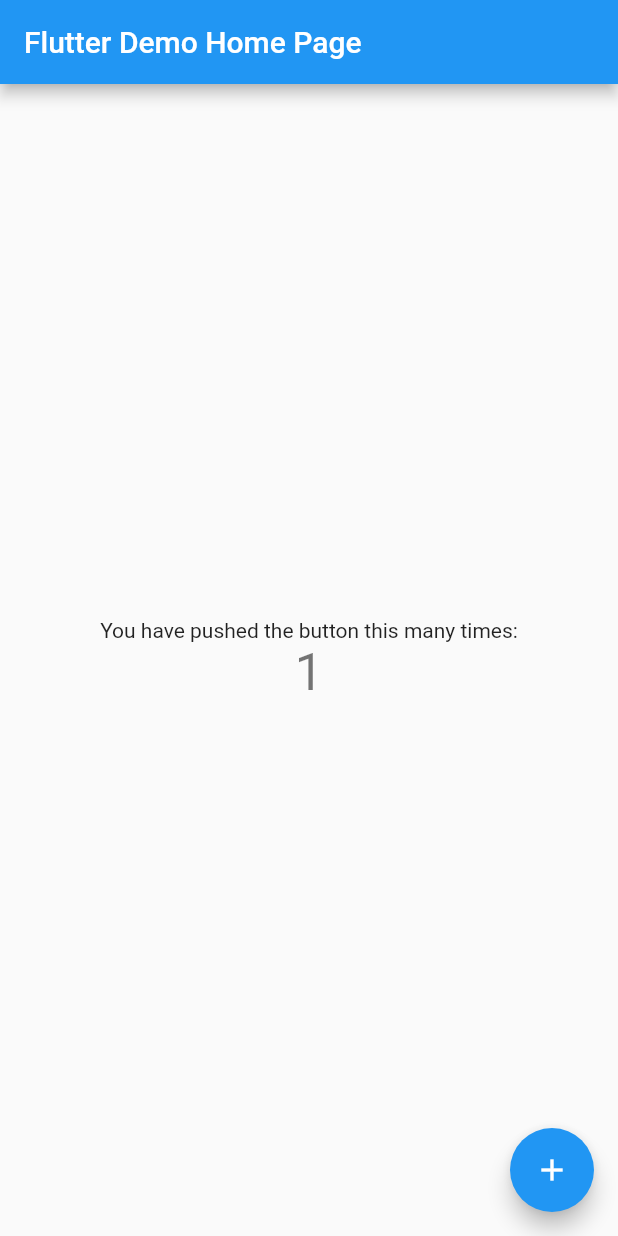
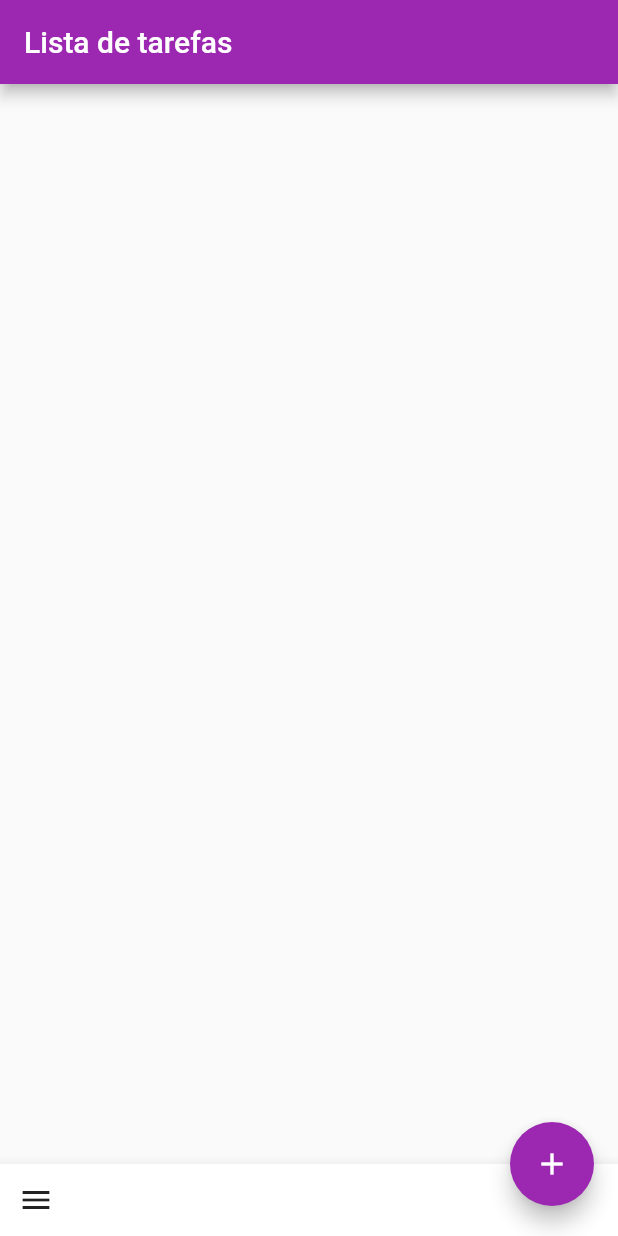
Before and after one commit to wandersontx/app_lista_tarefas, a Flutter app: the screen it shows after launch, after a tap on the "add" icon, on a phone screen of 412 x 824 dp. Run offline on Flutter 3.47's test engine with Material 2 defaults, Android fonts, the phone set to English and light mode, and no system bars.

Commit message:
inicio interface

```diff
--- /dev/null
+++ b/lib/Home.dart
@@ -0,0 +1,38 @@
+import 'package:flutter/material.dart';
+
+class Home extends StatefulWidget {
+  @override
+  _HomeState createState() => _HomeState();
+}
+
+class _HomeState extends State<Home> {
+  @override
+  Widget build(BuildContext context) {
+    return Scaffold(
+      appBar: AppBar(
+        backgroundColor: Colors.purple,
+        title: Text('Lista de tarefas'),
+      ),
+      //floatingActionButtonLocation: FloatingActionButtonLocation.centerFloat,
+      floatingActionButtonLocation: FloatingActionButtonLocation.endDocked,
+      floatingActionButton: FloatingActionButton(
+        backgroundColor: Colors.purple,
+        child: Icon(Icons.add),
+        onPressed: (){
+          print('Resultado: botão pressionado');
+        },
+
+      ),
+      bottomNavigationBar: BottomAppBar(
+        child: Row(
+          children: [
+            IconButton(
+              icon: Icon(Icons.menu),
+              onPressed: (){}
+            )
+          ],
+        ),
+      ),
+    );
+  }
+}
--- a/lib/main.dart
+++ b/lib/main.dart
@@ -1,113 +1,10 @@
 import 'package:flutter/material.dart';
 
+import 'Home.dart';
+
 void main() {
-  runApp(MyApp());
+  runApp(MaterialApp(
+    debugShowCheckedModeBanner: false,
+    home: Home(),
+  ));
 }
-
-class MyApp extends StatelessWidget {
-  // This widget is the root of your application.
-  @override
-  Widget build(BuildContext context) {
-    return MaterialApp(
-      title: 'Flutter Demo',
-      theme: ThemeData(
-        // This is the theme of your application.
-        //
-        // Try running your application with "flutter run". You'll see the
-        // application has a blue toolbar. Then, without quitting the app, try
-        // changing the primarySwatch below to Colors.green and then invoke
-        // "hot reload" (press "r" in the console where you ran "flutter run",
-        // or simply save your changes to "hot reload" in a Flutter IDE).
-        // Notice that the counter didn't reset back to zero; the application
-        // is not restarted.
-        primarySwatch: Colors.blue,
-      ),
-      home: MyHomePage(title: 'Flutter Demo Home Page'),
-    );
-  }
-}
-
-class MyHomePage extends StatefulWidget {
-  MyHomePage({Key key, this.title}) : super(key: key);
-
-  // This widget is the home page of your application. It is stateful, meaning
-  // that it has a State object (defined below) that contains fields that affect
-  // how it looks.
-
-  // This class is the configuration for the state. It holds the values (in this
-  // case the title) provided by the parent (in this case the App widget) and
-  // used by the build method of the State. Fields in a Widget subclass are
-  // always marked "final".
-
-  final String title;
-
-  @override
-  _MyHomePageState createState() => _MyHomePageState();
-}
-
-class _MyHomePageState extends State<MyHomePage> {
-  int _counter = 0;
-
-  void _incrementCounter() {
-    setState(() {
-      // This call to setState tells the Flutter framework that something has
-      // changed in this State, which causes it to rerun the build method below
-      // so that the display can reflect the updated values. If we changed
-      // _counter without calling setState(), then the build method would not be
-      // called again, and so nothing would appear to happen.
-      _counter++;
-    });
-  }
-
-  @override
-  Widget build(BuildContext context) {
-    // This method is rerun every time setState is called, for instance as done
-    // by the _incrementCounter method above.
-    //
-    // The Flutter framework has been optimized to make rerunning build methods
-    // fast, so that you can just rebuild anything that needs updating rather
-    // than having to individually change instances of widgets.
-    return Scaffold(
-      appBar: AppBar(
-        // Here we take the value from the MyHomePage object that was created by
-        // the App.build method, and use it to set our appbar title.
-        title: Text(widget.title),
-      ),
-      body: Center(
-        // Center is a layout widget. It takes a single child and positions it
-        // in the middle of the parent.
-        child: Column(
-          // Column is also a layout widget. It takes a list of children and
-          // arranges them vertically. By default, it sizes itself to fit its
-          // children horizontally, and tries to be as tall as its parent.
-          //
-          // Invoke "debug painting" (press "p" in the console, choose the
-          // "Toggle Debug Paint" action from the Flutter Inspector in Android
-          // Studio, or the "Toggle Debug Paint" command in Visual Studio Code)
-          // to see the wireframe for each widget.
-          //
-          // Column has various properties to control how it sizes itself and
-          // how it positions its children. Here we use mainAxisAlignment to
-          // center the children vertically; the main axis here is the vertical
-          // axis because Columns are vertical (the cross axis would be
-          // horizontal).
-          mainAxisAlignment: MainAxisAlignment.center,
-          children: <Widget>[
-            Text(
-              'You have pushed the button this many times:',
-            ),
-            Text(
-              '$_counter',
-              style: Theme.of(context).textTheme.headline4,
-            ),
-          ],
-        ),
-      ),
-      floatingActionButton: FloatingActionButton(
-        onPressed: _incrementCounter,
-        tooltip: 'Increment',
-        child: Icon(Icons.add),
-      ), // This trailing comma makes auto-formatting nicer for build methods.
-    );
-  }
-}
```
Also changed, not shown: 1 other file.
